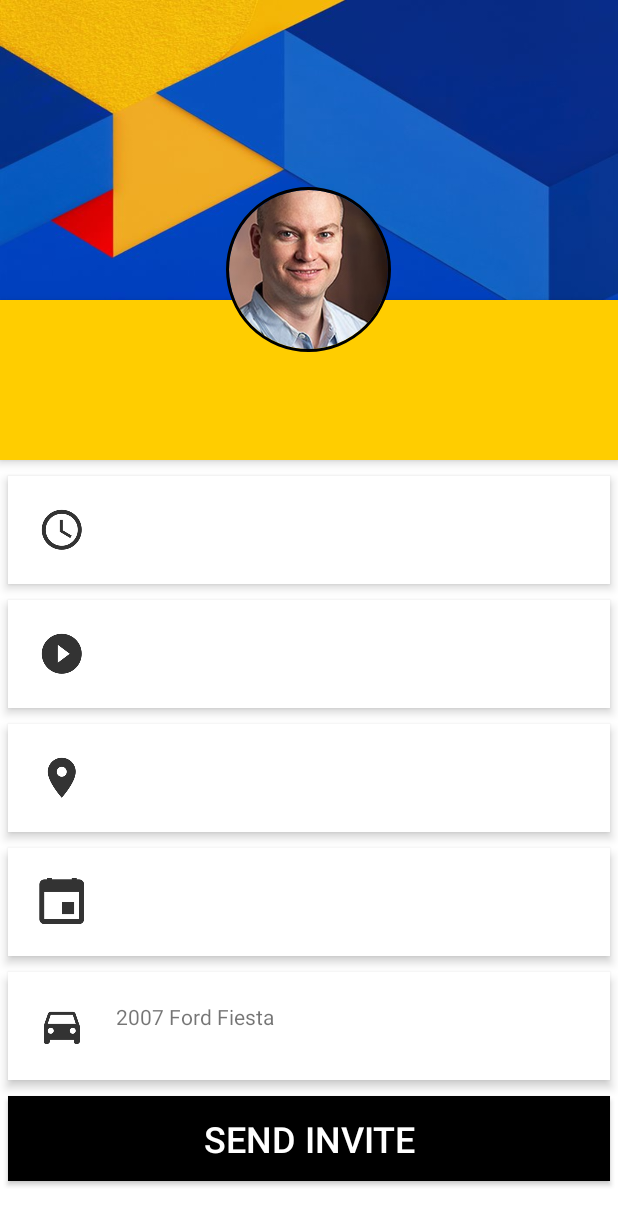
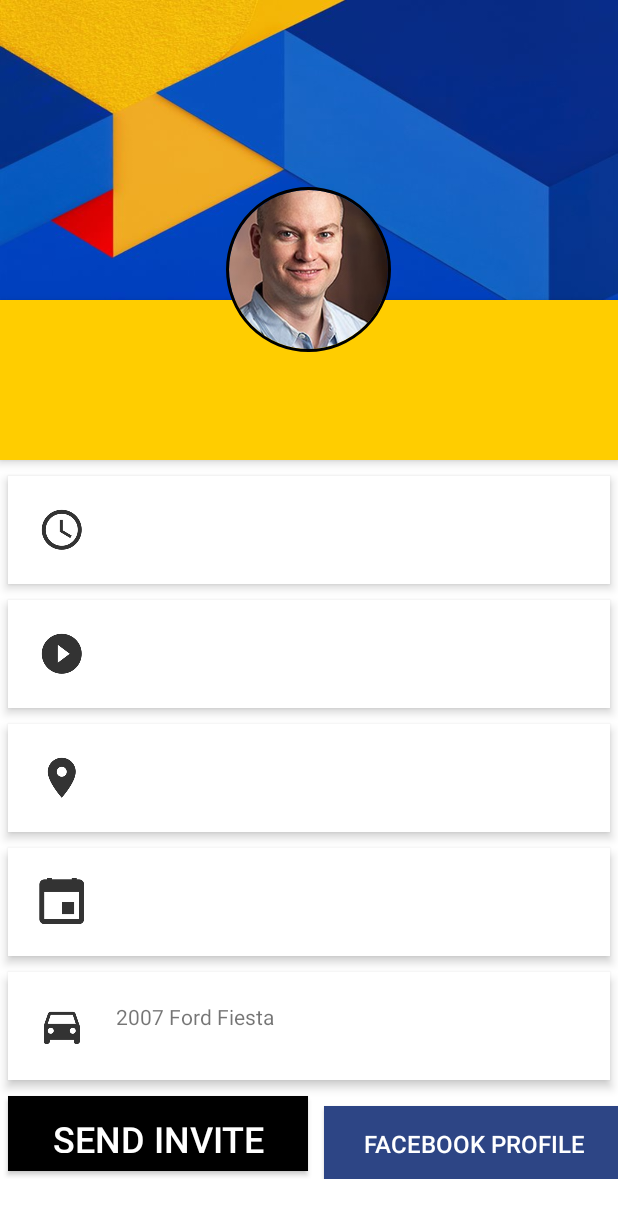
Before and after one commit to sudo-rm-rf-523/RideShare-AndroidApp, an Android app: the PersonProfilePage screen opened directly, with no data from a screen before it, on a phone screen of 412 x 824 dp. Shown: the top 1225 px of the screen. Run offline under Robolectric (Android 15) with nearby library versions, the phone set to English and light mode, and no system bars; our stand-ins replace CircleImageView; 6 statements that could not run were skipped.

Commit message:
Not breaking anything hopefully

```diff
--- a/RideShare/app/src/main/java/sudo_rm_rf/rideshare/PersonProfilePage.java
+++ b/RideShare/app/src/main/java/sudo_rm_rf/rideshare/PersonProfilePage.java
@@ -55,6 +55,8 @@ public class PersonProfilePage extends AppCompatActivity {
 
 
 
+//            Button fb = (Button) findViewById(R.id.fb_button);
+//            fb.setBackgroundColor(getResources().getColor(R.color.grey));
 
             Button b = (Button) findViewById(R.id.invite_button);
             String button_text = b.getText().toString();
--- a/RideShare/app/src/main/res/layout/activity_person_profile_page.xml
+++ b/RideShare/app/src/main/res/layout/activity_person_profile_page.xml
@@ -128,11 +128,14 @@
                 android:padding="20dp"
                 android:text="2007 Ford Fiesta" />
 
-
+            <LinearLayout
+                android:layout_width="match_parent"
+                android:layout_height="wrap_content"
+                android:orientation="horizontal">
             <Button
                 android:id="@+id/invite_button"
-                android:layout_width="match_parent"
-                android:layout_height="wrap_content"
+                android:layout_width="200dp"
+                android:layout_height="50dip"
                 android:onClick="changeText"
                 android:layout_margin="5dp"
                 android:layout_marginBottom="3dp"
@@ -143,6 +146,20 @@
                 android:elevation="4dp"
                 android:textColor="@android:color/white"
                 android:text="Send Invite"/>
+                <Button
+                    android:id="@+id/fb_button"
+                    android:layout_width="200dp"
+                    android:layout_height="50dip"
+                    android:layout_margin="5dp"
+                    android:layout_marginBottom="3dp"
+                    android:layout_marginTop="3dp"
+                    android:padding="12dp"
+                    android:textSize="16sp"
+                    android:background="#2D4585"
+                    android:elevation="4dp"
+                    android:textColor="@android:color/white"
+                    android:text="Facebook Profile"/>
+            </LinearLayout>
         </LinearLayout>
     </RelativeLayout>
 </ScrollView>
```
